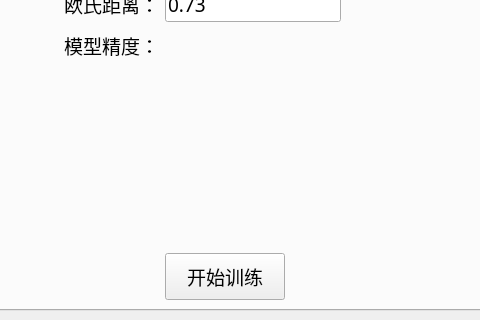
Chieoho/photo_arch, file qt/mainwindow.ui: the form before one commit; both pictures show x 132 to 612 and y 353 to 673 of the 978 by 673 pixel window.
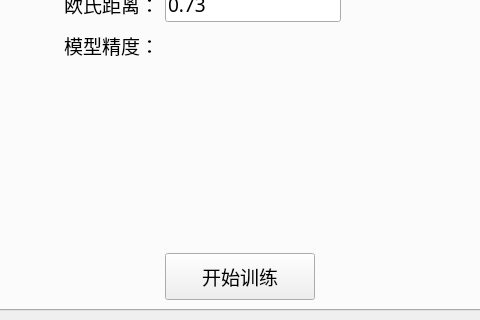
The form after the commit. The open tabs and pages were chosen to show the change. Icons and pictures are not drawn.

Commit message: 1、调整按钮尺寸

What changed in the file:
```diff
--- a/qt/mainwindow.ui
+++ b/qt/mainwindow.ui
@@ -999,9 +999,15 @@
             </item>
             <item row="5" column="2">
              <widget class="QPushButton" name="train_pushButton">
+              <property name="sizePolicy">
+               <sizepolicy hsizetype="Preferred" vsizetype="Fixed">
+                <horstretch>0</horstretch>
+                <verstretch>0</verstretch>
+               </sizepolicy>
+              </property>
               <property name="maximumSize">
                <size>
-                <width>120</width>
+                <width>150</width>
                 <height>16777215</height>
                </size>
               </property>
@@ -1026,8 +1032,8 @@
               </property>
               <property name="iconSize">
                <size>
-                <width>25</width>
-                <height>25</height>
+                <width>24</width>
+                <height>24</height>
                </size>
               </property>
              </widget>
```
The commit also changes 2 other files.
